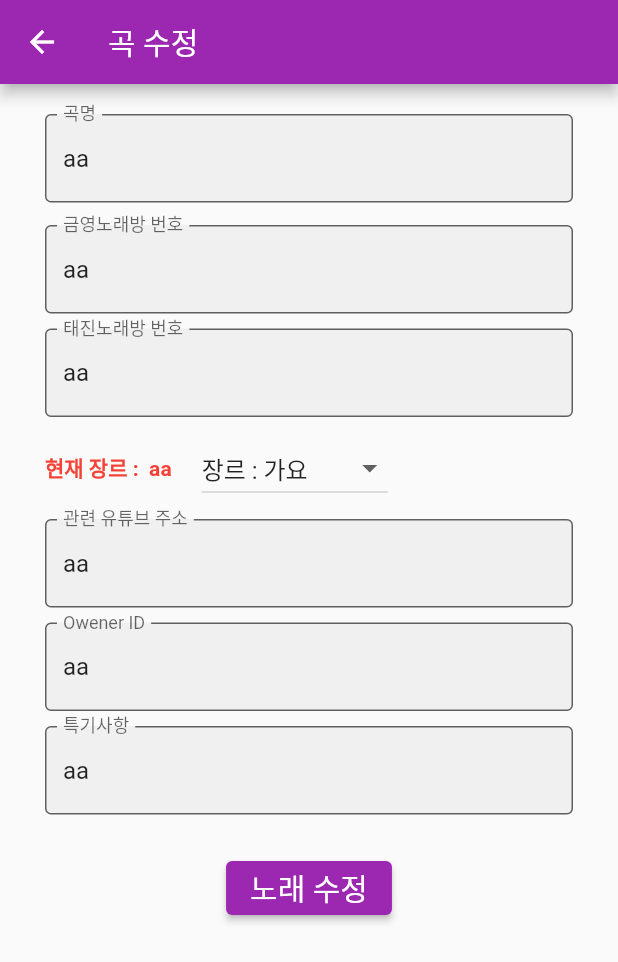
After one commit to poseidonKey/my-karaoke-fb-2022-07-12, a Flutter app: the AddEditServer screen opened directly with sample values from the repository, after a tap on "노래 수정", on a phone screen of 412 x 824 dp. The commit adds this screen. Shown: the top 962 px of the screen. Run offline on Flutter 3.47's test engine with Material 2 defaults, Android fonts, the phone set to English and light mode, and no system bars; our stand-ins replace cloud_firestore, equatable, firebase_auth, firebase_core, font_awesome_flutter, get and 2 more; accounts and stored records are empty.

Commit message:
서버 곡 추가, 수정 일부

```diff
--- a/lib/my_server/data/services.dart
+++ b/lib/my_server/data/services.dart
@@ -7,10 +7,11 @@ class Services {
 
   static Future<List<Song>?> fetchProducts() async {
     // var response = await client
-    //     .get(Uri.parse('http://122.37.216.171:12345/my_karaoke_db/')); //외부
-    var response = await client
-        .get(Uri.parse('http://192.168.219.107/my_karaoke_db/')); // 내부
-
+    //     .get(Uri.parse('http://192.168.219.107/my_karaoke_db/')); // 내부 index.html
+    // var response = await client
+    //     .get(Uri.parse('http://122.37.216.171:12345/my_karaoke_db/loadData.php')); //외부
+    var response = await client.get(
+        Uri.parse('http://192.168.219.107/my_karaoke_db/loadData.php')); // 내부
     if (response.statusCode == 200) {
       var jsonData = response.body;
       return songFromJson(jsonData);
--- /dev/null
+++ b/lib/my_server/views/add_edit_server.dart
@@ -0,0 +1,250 @@
+import 'package:flutter/material.dart';
+import 'package:my_karaoke_firebase/models/song_model.dart';
+
+class AddEditServer extends StatefulWidget {
+  final bool isNew;
+  final Song? songItem;
+  const AddEditServer({Key? key, required this.isNew, required this.songItem})
+      : super(key: key);
+
+  @override
+  State<AddEditServer> createState() => _AddEditServerState();
+}
+
+class _AddEditServerState extends State<AddEditServer> {
+  final _formKey = GlobalKey<FormState>();
+  AutovalidateMode autovalidateMode = AutovalidateMode.disabled;
+  String? _songName,
+      songOwnerId,
+      _songGYNumber,
+      _songTJNumber,
+      _songUtubeAddress,
+      _songETC;
+  String _songJanre = "가요";
+  String _selJanre = "가요";
+  @override
+  Widget build(BuildContext context) {
+    return Scaffold(
+      appBar: AppBar(
+        title:
+            widget.isNew == true ? const Text('새 노래 추가') : const Text('곡 수정'),
+      ),
+      body: SingleChildScrollView(
+        child: Form(
+          key: _formKey,
+          autovalidateMode: autovalidateMode,
+          child: Column(
+            crossAxisAlignment: CrossAxisAlignment.center,
+            children: [
+              Padding(
+                padding: const EdgeInsets.fromLTRB(
+                  30.0,
+                  20.0,
+                  30.0,
+                  10.0,
+                ),
+                child: TextFormField(
+                  initialValue:
+                      widget.isNew == false ? widget.songItem!.songName : null,
+                  decoration: const InputDecoration(
+                    border: OutlineInputBorder(),
+                    filled: true,
+                    labelText: '곡명',
+                  ),
+                  validator: (val) =>
+                      val!.trim().isEmpty ? '곡명은 필수 입니다.' : null,
+                  onSaved: (val) => _songName = val,
+                ),
+              ),
+              Padding(
+                padding: const EdgeInsets.symmetric(
+                  horizontal: 30.0,
+                  vertical: 5.0,
+                ),
+                child: TextFormField(
+                  initialValue: widget.isNew == true
+                      ? null
+                      : widget.songItem!.songGYNumber,
+                  decoration: const InputDecoration(
+                    border: OutlineInputBorder(),
+                    filled: true,
+                    labelText: '금영노래방 번호',
+                  ),
+                  validator: (val) =>
+                      val!.trim().isEmpty ? '금영노래방 번호는 필수입니다' : null,
+                  onSaved: (val) => _songGYNumber = val,
+                ),
+              ),
+              Padding(
+                padding: const EdgeInsets.symmetric(
+                  horizontal: 30.0,
+                  vertical: 5.0,
+                ),
+                child: TextFormField(
+                  initialValue: widget.isNew == true
+                      ? null
+                      : widget.songItem!.songTJNumber,
+                  decoration: const InputDecoration(
+                    border: OutlineInputBorder(),
+                    filled: true,
+                    labelText: '태진노래방 번호',
+                  ),
+                  onSaved: (val) => _songTJNumber = val ?? "",
+                ),
+              ),
+              Padding(
+                padding: const EdgeInsets.symmetric(
+                  horizontal: 30.0,
+                  vertical: 5.0,
+                ),
+                child: Row(
+                  children: [
+                    Text(
+                      widget.isNew
+                          ? "노래 쟝르를 선택하세요!"
+                          : "현재 장르 :  ${widget.songItem!.songJanre}",
+                      style: const TextStyle(
+                          color: Colors.red, fontWeight: FontWeight.bold),
+                    ),
+                    const SizedBox(
+                      width: 20,
+                    ),
+                    DropdownButton(
+                      items: ["가요", "발라드", "클래식", "트롯", "즐겨찾기"]
+                          .map((e) => DropdownMenuItem(
+                                value: e,
+                                child: Text("장르 : $e"),
+                              ))
+                          .toList(),
+                      value: _selJanre,
+                      hint: const Text("쟝르 선택"),
+                      // value: widget.isNew ? _selJanre : widget.ev!.songJanre,
+                      onChanged: (String? value) {
+                        print(value);
+                        setState(() {
+                          switch (value) {
+                            case "pop":
+                              _selJanre = "pop";
+                              break;
+                            case "가요":
+                              _selJanre = "가요";
+                              break;
+                            case "발라드":
+                              _selJanre = "발라드";
+                              break;
+                            case "클래식":
+                              _selJanre = "클래식";
+                              break;
+                            case "트롯":
+                              _selJanre = "트롯";
+                              break;
+                            case "즐겨찾기":
+                              _selJanre = "즐겨찾기";
+                              break;
+                            default:
+                          }
+                          _songJanre = _selJanre;
+                        });
+                      },
+                    )
+                  ],
+                ),
+              ),
+              Padding(
+                padding: const EdgeInsets.symmetric(
+                  horizontal: 30.0,
+                  vertical: 5.0,
+                ),
+                child: TextFormField(
+                  initialValue: widget.isNew == true
+                      ? null
+                      : widget.songItem!.songUtubeAddress,
+                  decoration: const InputDecoration(
+                    border: OutlineInputBorder(),
+                    filled: true,
+                    labelText: '관련 유튜브 주소',
+                  ),
+                  onSaved: (val) => _songUtubeAddress = val ?? "",
+                ),
+              ),
+              Padding(
+                padding: const EdgeInsets.symmetric(
+                  horizontal: 30.0,
+                  vertical: 5.0,
+                ),
+                child: TextFormField(
+                  initialValue:
+                      widget.isNew == true ? null : widget.songItem!.songOwnerId,
+                  decoration: const InputDecoration(
+                    border: OutlineInputBorder(),
+                    filled: true,
+                    labelText: 'Owener ID',
+                  ),
+                  onSaved: (val) => songOwnerId = val ?? "",
+                ),
+              ),
+              Padding(
+                padding: const EdgeInsets.symmetric(
+                  horizontal: 30.0,
+                  vertical: 5.0,
+                ),
+                child: TextFormField(
+                  initialValue:
+                      widget.isNew == true ? null : widget.songItem!.songETC,
+                  decoration: const InputDecoration(
+                    border: OutlineInputBorder(),
+                    filled: true,
+                    labelText: '특기사항',
+                  ),
+                  onSaved: (val) => _songETC = val ?? "",
+                ),
+              ),
+              const SizedBox(height: 20.0),
+              ElevatedButton(
+                onPressed: () => submit(widget.isNew == true ? "add" : "edit"),
+                child: Text(
+                  widget.isNew == true ? '노래 추가' : '노래 수정',
+                  style: const TextStyle(fontSize: 20.0),
+                ),
+              ),
+            ],
+          ),
+        ),
+      ),
+    );
+  }
+
+  void submit(String mode) async {
+    setState(() {
+      autovalidateMode = AutovalidateMode.always;
+    });
+
+    if (!_formKey.currentState!.validate()) return;
+    _formKey.currentState!.save();
+    try {
+      if (mode == "add") {
+        final song = Song(
+            null,
+            _songName!,
+            _songGYNumber!,
+            _songTJNumber!,
+            _songJanre,
+            _songUtubeAddress!,
+            _songETC!,
+            songOwnerId!);
+      } else {
+        final song = Song(
+            widget.songItem!.id,
+            _songName!,
+            _songGYNumber!,
+            _songTJNumber!,
+            _songJanre,
+            _songUtubeAddress!,
+            _songETC!,
+            songOwnerId!);
+      }
+    } catch (e) {
+      print(e);
+    }
+  }
+}
--- a/lib/my_server/views/home_page_server.dart
+++ b/lib/my_server/views/home_page_server.dart
@@ -1,6 +1,7 @@
 import 'package:flutter/material.dart';
 import 'package:get/get.dart';
 import 'package:my_karaoke_firebase/my_server/controller/controller.dart';
+import 'package:my_karaoke_firebase/my_server/views/add_edit_server.dart';
 import 'package:my_karaoke_firebase/my_server/views/song_tile.dart';
 
 class HomePageServer extends StatelessWidget {
@@ -16,12 +17,12 @@ class HomePageServer extends StatelessWidget {
         leading: const Icon(Icons.menu),
         actions: [
           IconButton(
-            onPressed: () {},
-            icon: Icon(Icons.view_list_rounded),
-          ),
-          IconButton(
-            onPressed: () {},
-            icon: Icon(Icons.shopping_cart),
+            onPressed: () {
+              Get.to(
+                () => const AddEditServer(isNew: true, songItem: null),
+              );
+            },
+            icon: const Icon(Icons.add),
           ),
         ],
       ),
--- a/lib/my_server/views/song_tile.dart
+++ b/lib/my_server/views/song_tile.dart
@@ -1,5 +1,7 @@
 import 'package:flutter/material.dart';
+import 'package:get/get.dart';
 import 'package:my_karaoke_firebase/models/song_model.dart';
+import 'package:my_karaoke_firebase/my_server/views/add_edit_server.dart';
 
 class SongTile extends StatelessWidget {
   SongTile({Key? key, required this.song}) : super(key: key);
@@ -24,57 +26,40 @@ class SongTile extends StatelessWidget {
                     decoration: BoxDecoration(
                       borderRadius: BorderRadius.circular(4),
                     ),
-                    child: Text(song.songName),
+                    child: Text("제목: ${song.songName}"),
                   ),
-                  CircleAvatar(
+                  Positioned(
+                    top: 50,
+                    child: CircleAvatar(
                       backgroundColor: Colors.white,
                       radius: 15,
                       child: IconButton(
-                      icon: Icon(Icons.favorite_rounded),
+                        icon: const Icon(Icons.edit),
+                        color: Colors.red,
                         onPressed: () {
-                        // product.like.toggle();
+                          Get.to(
+                            () => AddEditServer(
+                              isNew: false,
+                              songItem: song,
+                            ),
+                          );
                         },
                         iconSize: 18,
                       ),
                     ),
+                  ),
                 ],
               ),
-              const SizedBox(height: 8),
+              const SizedBox(height: 15),
               Text(
-                song.songJanre,
+                "분류 : ${song.songJanre}",
                 maxLines: 2,
-                style: const TextStyle(fontWeight: FontWeight.w400),
+                style: const TextStyle(
+                  fontWeight: FontWeight.w400,
+                  color: Colors.blueAccent,
+                ),
                 overflow: TextOverflow.ellipsis,
               ),
-              // const SizedBox(height: 8),
-              // Container(
-              //   decoration: BoxDecoration(
-              //     color: Colors.green,
-              //     borderRadius: BorderRadius.circular(12),
-              //   ),
-              //   padding: const EdgeInsets.symmetric(horizontal: 4, vertical: 2),
-              //   child: Row(
-              //     mainAxisSize: MainAxisSize.min,
-              //     children: [
-              //       Text(
-              //         song.id.toString(),
-              //         style: const TextStyle(color: Colors.white),
-              //       ),
-              //       const Icon(
-              //         Icons.star,
-              //         size: 16,
-              //         color: Colors.white,
-              //       ),
-              //     ],
-              //   ),
-              // ),
-              // const SizedBox(height: 8),
-              // Text(
-              //   '\$${song.songETC}',
-              //   style: const TextStyle(
-              //     fontSize: 20,
-              //   ),
-              // ),
             ],
           ),
         ),
```
Lines whose indentation alone changed are shown as unchanged.
